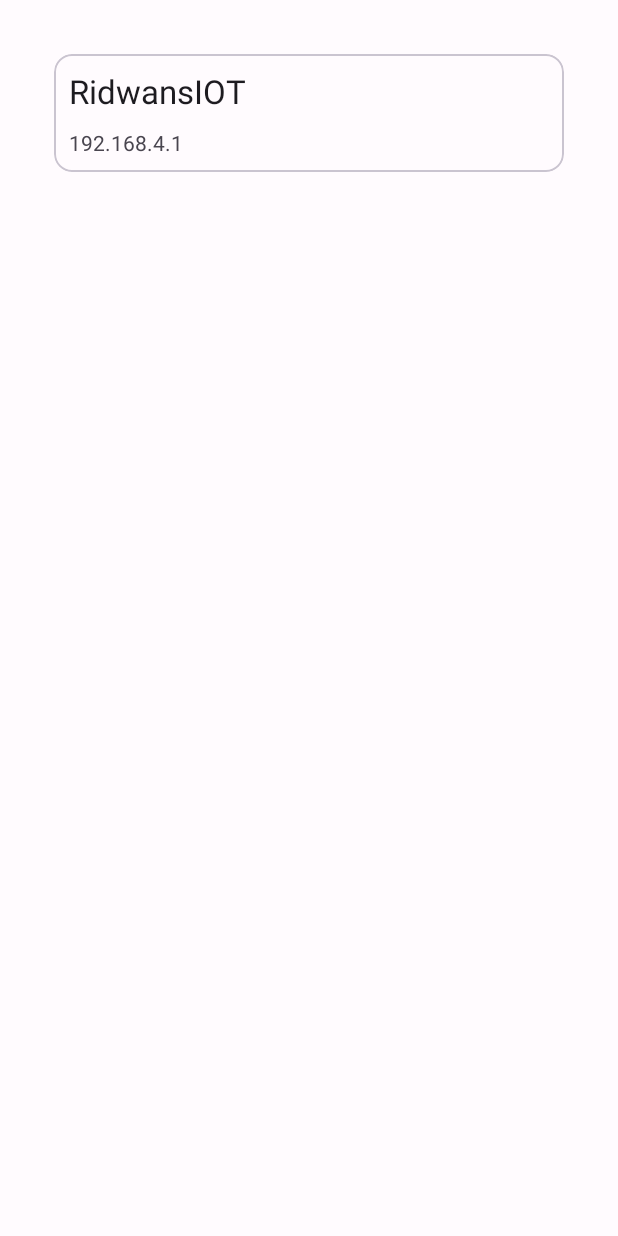
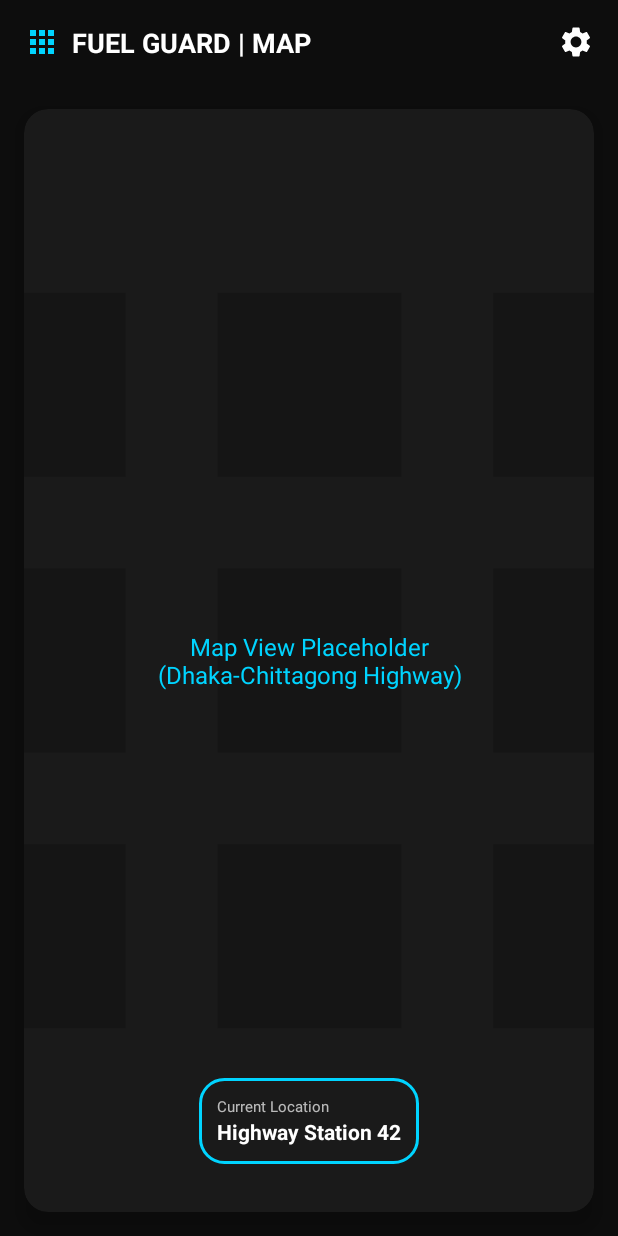
Before and after one commit to ParabolicApps/Fuel-IOT, an Android app: the fragment DevicesFragment shown on its own in the app's theme, on a phone screen of 412 x 824 dp. Run offline under Robolectric (Android 15) with nearby library versions, the light colour scheme and no system bars; Roboto replaces fonts that are not available here.

Commit message:
Bottom Bar

```diff
--- a/app/src/main/java/com/codesw/fuelcontroller/fragments/DevicesFragment.java
+++ b/app/src/main/java/com/codesw/fuelcontroller/fragments/DevicesFragment.java
@@ -5,90 +5,30 @@ import android.os.Bundle;
 import android.view.LayoutInflater;
 import android.view.View;
 import android.view.ViewGroup;
-import android.widget.LinearLayout;
-import android.widget.ListView;
 
 import androidx.annotation.NonNull;
 import androidx.annotation.Nullable;
+import androidx.fragment.app.Fragment;
 
-import androidx.fragment.app.Fragment;
-import androidx.swiperefreshlayout.widget.SwipeRefreshLayout;
-import com.codesw.fuelcontroller.network.NetworkDiscovery;
 import com.codesw.fuelcontroller.R;
-import com.codesw.fuelcontroller.view.Device;
-
-import static android.R.color.holo_blue_light;
-import static com.codesw.fuelcontroller.global.Variables.refreshItem;
-
 
 /**
- * The Devices Fragment List All the Devices We've Connected So far
- * Primarily its not a listview but instead a layout and We're adding Devices as
- * A single layout for each device, just like listview but not like Real Listview
- * Adding as a Child layout
+ * DevicesFragment has been repurposed to show the Map feature.
  */
 public class DevicesFragment extends Fragment {
-    /**
-     * The View.
-     */
-    private static final String TAG = "HomeFragmentActivity";
-    View view;
-    private LinearLayout devicesLv;
-	private SwipeRefreshLayout swipeRefreshLayout;
+
     @SuppressLint("ResourceType")
     @Nullable
     @Override
     public View onCreateView(@NonNull LayoutInflater inflater, @Nullable ViewGroup container, @Nullable Bundle savedInstanceState) {
-        view = inflater.inflate(R.layout.fragment_devices, container, false);
-        initView(view, savedInstanceState);
-
-        swipeRefreshLayout.setColorScheme(holo_blue_light);
-        swipeRefreshLayout.setOnRefreshListener(new SwipeRefreshLayout.OnRefreshListener() {
-            @Override
-            public void onRefresh() {
-                swipeRefreshLayout.setRefreshing(true);
-                refreshItem.setEnabled(false);
-                //Start To Scan the network
-                new NetworkDiscovery(getActivity()).ScanNetwork();
-            }
-        });
-
-        Device device = new Device(getContext());
-        device.setId(100);
-        device.id = 100;
-        device.ipAddr = "192.168.6.1";
-        device.setText("RidwansIOT");
-        //device.setPadding(0,16,0,16);
-        device.setDeviceEnabled(true);
-        device.setIpAddrText("192.168.4.1");
-        devicesLv.addView(device);
-
-        return view;
+        return inflater.inflate(R.layout.fragment_devices, container, false);
     }
 
-    /**
-     * Just initializing views with vew id and The Variables
-     * @param view
-     * @param _savedInstanceState
-     */
-    private void initView(View view, Bundle _savedInstanceState) {
-        //deviceList = (LinearLayout) findViewById(R.id.deviceList);
-        devicesLv = view.findViewById(R.id.devicesList);
-        swipeRefreshLayout = view.findViewById(R.id.swipeRefreshLayout);
+    public void addDevice(int id, String name, String ip){
+        // No longer used as devices list is replaced by Map
+    }
 
-    }
-    public void addDevice(int id, String name, String ip){
-        Device device = new Device(getContext());
-        device.setId(id);
-        device.ipAddr = ip;
-        device.setText(name);
-        //device.setPadding(0,16,0,16);
-        device.setDeviceEnabled(true);
-        device.setIpAddrText(ip);
-        devicesLv.addView(device);
-
-    }
     public void setProgress(String data){
-
+        // Map updates could be implemented here if needed
     }
 }
--- a/app/src/main/res/layout/fragment_devices.xml
+++ b/app/src/main/res/layout/fragment_devices.xml
@@ -1,29 +1,104 @@
 <?xml version="1.0" encoding="utf-8"?>
-<androidx.swiperefreshlayout.widget.SwipeRefreshLayout xmlns:android="http://schemas.android.com/apk/res/android"
+<LinearLayout xmlns:android="http://schemas.android.com/apk/res/android"
     xmlns:app="http://schemas.android.com/apk/res-auto"
     xmlns:tools="http://schemas.android.com/tools"
-    android:layout_width="fill_parent"
-    android:layout_height="fill_parent"
-    android:id="@+id/swipeRefreshLayout"
-    android:paddingTop="@dimen/activity_vertical_margin"
-    app:layout_behavior="@string/appbar_scrolling_view_behavior"
-    tools:context="com.codesw.fuelcontroller.MainActivity"
-    tools:showIn="@layout/activity_main">
+    android:layout_width="match_parent"
+    android:layout_height="match_parent"
+    android:background="@color/dark_bg"
+    android:orientation="vertical">
 
-    <ScrollView
-        android:layout_width="fill_parent"
-        android:layout_height="fill_parent"
-        android:paddingLeft="@dimen/activity_horizontal_margin"
-        android:paddingRight="@dimen/activity_horizontal_margin"
-        android:layout_alignParentStart="true">
+    <!-- Top Header (Same as others for consistency) -->
+    <RelativeLayout
+        android:layout_width="match_parent"
+        android:layout_height="wrap_content"
+        android:padding="16dp">
 
-        <LinearLayout
-            android:id="@+id/devicesList"
+        <ImageView
+            android:id="@+id/fuel_icon"
+            android:layout_width="24dp"
+            android:layout_height="24dp"
+            android:layout_centerVertical="true"
+            android:src="@drawable/baseline_apps_24"
+            app:tint="@color/neon_blue" />
+
+        <TextView
+            android:layout_width="wrap_content"
+            android:layout_height="wrap_content"
+            android:layout_centerVertical="true"
+            android:layout_marginStart="8dp"
+            android:layout_toEndOf="@id/fuel_icon"
+            android:text="FUEL GUARD | MAP"
+            android:textColor="@color/white"
+            android:textSize="18sp"
+            android:textStyle="bold" />
+
+        <ImageView
+            android:layout_width="24dp"
+            android:layout_height="24dp"
+            android:layout_alignParentEnd="true"
+            android:layout_centerVertical="true"
+            android:src="@drawable/baseline_settings_24"
+            app:tint="@color/white" />
+    </RelativeLayout>
+
+    <androidx.cardview.widget.CardView
+        android:layout_width="match_parent"
+        android:layout_height="match_parent"
+        android:layout_margin="16dp"
+        app:cardBackgroundColor="@color/card_bg"
+        app:cardCornerRadius="16dp"
+        app:cardElevation="8dp">
+
+        <RelativeLayout
             android:layout_width="match_parent"
-            android:layout_height="wrap_content"
-            android:orientation="vertical">
+            android:layout_height="match_parent">
 
-        </LinearLayout>
-    </ScrollView>
+            <!-- Placeholder for Map -->
+            <ImageView
+                android:id="@+id/map_placeholder"
+                android:layout_width="match_parent"
+                android:layout_height="match_parent"
+                android:scaleType="centerCrop"
+                android:src="@drawable/baseline_apps_24"
+                android:alpha="0.2" />
 
-</androidx.swiperefreshlayout.widget.SwipeRefreshLayout>
+            <TextView
+                android:layout_width="wrap_content"
+                android:layout_height="wrap_content"
+                android:layout_centerInParent="true"
+                android:text="Map View Placeholder\n(Dhaka-Chittagong Highway)"
+                android:textColor="@color/neon_blue"
+                android:gravity="center"
+                android:textSize="16sp" />
+
+            <!-- Floating Card on Map -->
+            <LinearLayout
+                android:layout_width="wrap_content"
+                android:layout_height="wrap_content"
+                android:layout_alignParentBottom="true"
+                android:layout_centerHorizontal="true"
+                android:layout_marginBottom="32dp"
+                android:background="@drawable/card_glow_blue"
+                android:orientation="vertical"
+                android:padding="12dp">
+
+                <TextView
+                    android:layout_width="wrap_content"
+                    android:layout_height="wrap_content"
+                    android:text="Current Location"
+                    android:textColor="#B3FFFFFF"
+                    android:textSize="10sp" />
+
+                <TextView
+                    android:layout_width="wrap_content"
+                    android:layout_height="wrap_content"
+                    android:text="Highway Station 42"
+                    android:textColor="@color/white"
+                    android:textSize="14sp"
+                    android:textStyle="bold" />
+            </LinearLayout>
+
+        </RelativeLayout>
+    </androidx.cardview.widget.CardView>
+
+</LinearLayout>
```
Also changed, not shown: app/src/main/java/com/codesw/fuelcontroller/MainActivity.java (+15 -9 lines), app/src/main/res/layout/frag1_fragment.xml (+8 -0 lines), app/src/main/res/menu/bottom_nav_menu.xml (+16 -9 lines).
